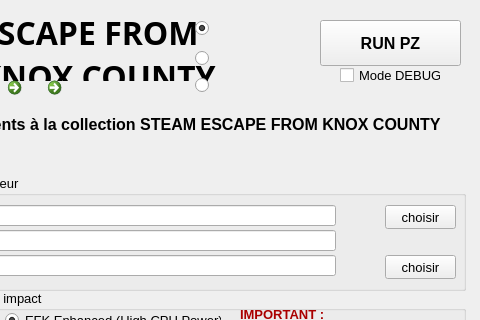
ChristopheTdn/EFK-Launcher, file principale.ui: the form before one commit; both pictures show x 125 to 605 and y 0 to 320 of the 605 by 760 pixel window.
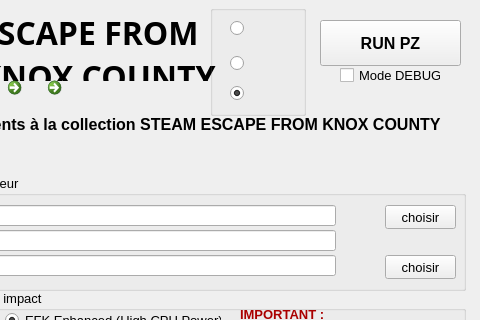
The form after the commit. Icons and pictures are not drawn.

Diff of the .ui file:
```diff
--- a/principale.ui
+++ b/principale.ui
@@ -719,61 +719,6 @@
      <string>WIPE MAP</string>
     </property>
    </widget>
-   <widget class="QRadioButton" name="radioButton_France">
-    <property name="geometry">
-     <rect>
-      <x>320</x>
-      <y>15</y>
-      <width>56</width>
-      <height>26</height>
-     </rect>
-    </property>
-    <property name="toolTip">
-     <string>French</string>
-    </property>
-    <property name="text">
-     <string/>
-    </property>
-    <property name="icon">
-     <iconset resource="ressources.qrc">
-      <normaloff>:/gfx/gfx/france.png</normaloff>:/gfx/gfx/france.png</iconset>
-    </property>
-    <property name="iconSize">
-     <size>
-      <width>32</width>
-      <height>32</height>
-     </size>
-    </property>
-    <property name="checked">
-     <bool>true</bool>
-    </property>
-   </widget>
-   <widget class="QRadioButton" name="radioButton_English">
-    <property name="geometry">
-     <rect>
-      <x>320</x>
-      <y>45</y>
-      <width>56</width>
-      <height>26</height>
-     </rect>
-    </property>
-    <property name="toolTip">
-     <string>English</string>
-    </property>
-    <property name="text">
-     <string/>
-    </property>
-    <property name="icon">
-     <iconset resource="ressources.qrc">
-      <normaloff>:/gfx/gfx/royaumeunis.png</normaloff>:/gfx/gfx/royaumeunis.png</iconset>
-    </property>
-    <property name="iconSize">
-     <size>
-      <width>32</width>
-      <height>32</height>
-     </size>
-    </property>
-   </widget>
    <widget class="QLabel" name="label_Titre_2">
     <property name="geometry">
      <rect>
@@ -1114,31 +1059,114 @@
      <set>Qt::AlignCenter</set>
     </property>
    </widget>
-   <widget class="QRadioButton" name="radioButton_Chine">
+   <widget class="QGroupBox" name="groupBox">
     <property name="geometry">
      <rect>
-      <x>320</x>
-      <y>70</y>
-      <width>56</width>
-      <height>31</height>
+      <x>335</x>
+      <y>5</y>
+      <width>96</width>
+      <height>111</height>
      </rect>
     </property>
-    <property name="toolTip">
-     <string>English</string>
-    </property>
-    <property name="text">
+    <property name="title">
      <string/>
     </property>
-    <property name="icon">
-     <iconset resource="ressources.qrc">
-      <normaloff>:/gfx/gfx/chine.png</normaloff>:/gfx/gfx/chine.png</iconset>
-    </property>
-    <property name="iconSize">
-     <size>
-      <width>32</width>
-      <height>36</height>
-     </size>
-    </property>
+    <widget class="QRadioButton" name="radioButton_France">
+     <property name="geometry">
+      <rect>
+       <x>20</x>
+       <y>10</y>
+       <width>56</width>
+       <height>26</height>
+      </rect>
+     </property>
+     <property name="toolTip">
+      <string>French</string>
+     </property>
+     <property name="text">
+      <string/>
+     </property>
+     <property name="icon">
+      <iconset resource="ressources.qrc">
+       <normaloff>:/gfx/gfx/france.png</normaloff>:/gfx/gfx/france.png</iconset>
+     </property>
+     <property name="iconSize">
+      <size>
+       <width>32</width>
+       <height>32</height>
+      </size>
+     </property>
+     <property name="checkable">
+      <bool>true</bool>
+     </property>
+     <property name="checked">
+      <bool>false</bool>
+     </property>
+    </widget>
+    <widget class="QRadioButton" name="radioButton_English">
+     <property name="geometry">
+      <rect>
+       <x>20</x>
+       <y>45</y>
+       <width>56</width>
+       <height>26</height>
+      </rect>
+     </property>
+     <property name="toolTip">
+      <string>French</string>
+     </property>
+     <property name="text">
+      <string/>
+     </property>
+     <property name="icon">
+      <iconset resource="ressources.qrc">
+       <normaloff>:/gfx/gfx/royaumeunis.png</normaloff>:/gfx/gfx/royaumeunis.png</iconset>
+     </property>
+     <property name="iconSize">
+      <size>
+       <width>32</width>
+       <height>32</height>
+      </size>
+     </property>
+     <property name="checkable">
+      <bool>true</bool>
+     </property>
+     <property name="checked">
+      <bool>false</bool>
+     </property>
+    </widget>
+    <widget class="QRadioButton" name="radioButton_Chine">
+     <property name="geometry">
+      <rect>
+       <x>20</x>
+       <y>75</y>
+       <width>56</width>
+       <height>26</height>
+      </rect>
+     </property>
+     <property name="toolTip">
+      <string>French</string>
+     </property>
+     <property name="text">
+      <string/>
+     </property>
+     <property name="icon">
+      <iconset resource="ressources.qrc">
+       <normaloff>:/gfx/gfx/chine.png</normaloff>:/gfx/gfx/chine.png</iconset>
+     </property>
+     <property name="iconSize">
+      <size>
+       <width>32</width>
+       <height>32</height>
+      </size>
+     </property>
+     <property name="checkable">
+      <bool>true</bool>
+     </property>
+     <property name="checked">
+      <bool>true</bool>
+     </property>
+    </widget>
    </widget>
   </widget>
  </widget>
```
